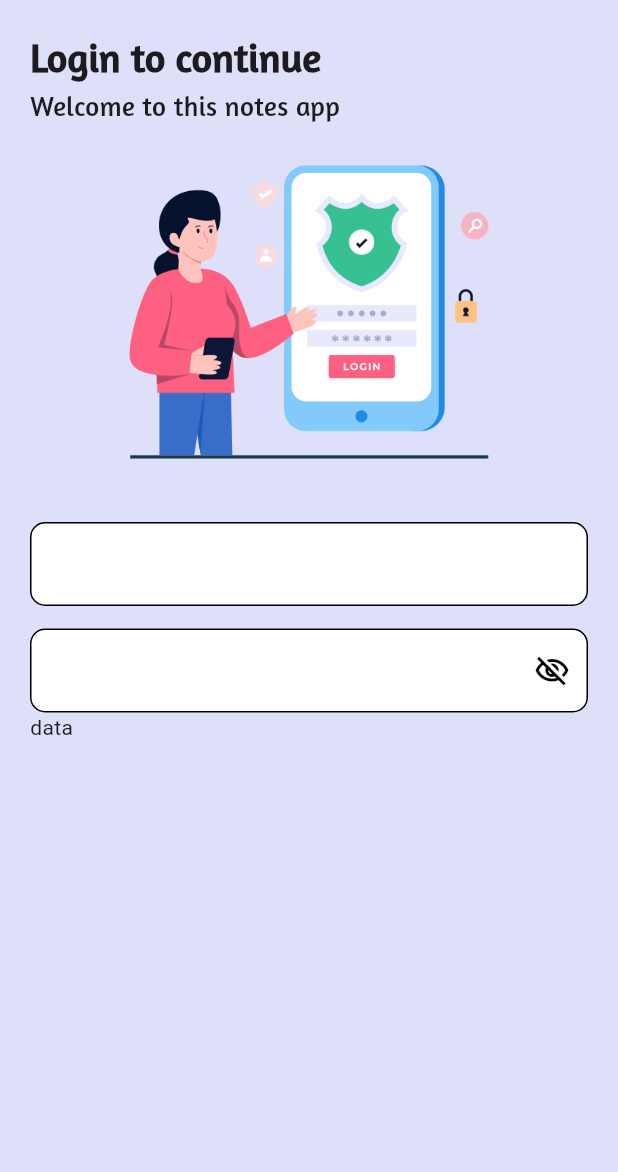
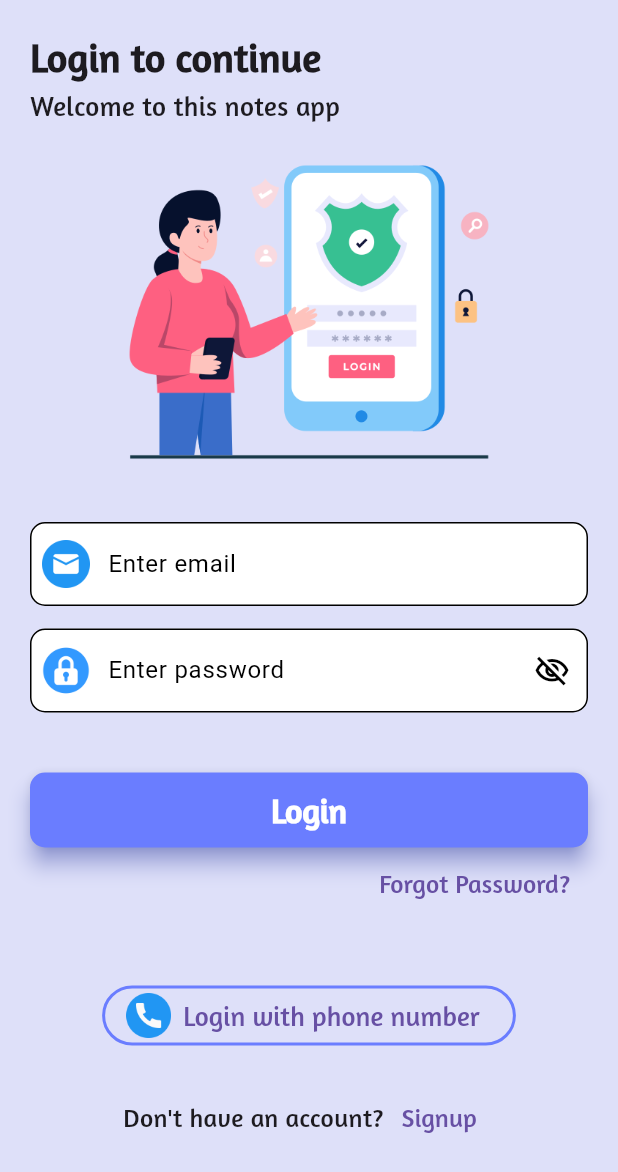
Before and after one commit to alhasann351/noteapp_firebase, a Flutter app: the screen it shows after launch, on a phone screen of 412 x 824 dp. Shown: the top 1172 px of the screen. Run offline on Flutter 3.47's test engine with Material 3 defaults, Android fonts, the phone set to English and light mode, and no system bars; our stand-ins replace firebase_core, get, loading_animation_widget, lottie, shared_preferences; accounts and stored records are empty.

Commit message:
login-screen-design

```diff
--- a/lib/resources/assets/image_icon_assets.dart
+++ b/lib/resources/assets/image_icon_assets.dart
@@ -5,4 +5,7 @@ class ImageIconAssets{
   static const String popupMenuIcon = 'assets/icons/popup_menu_icon.png';
   static const String addNotesIcon = 'assets/icons/add_notes.png';
   static const String loginImage = 'assets/images/login.png';
+  static const String phoneIcon = 'assets/icons/phone_icon.png';
+  static const String emailIcon = 'assets/icons/mail.png';
+  static const String passwordIcon = 'assets/icons/password_icon.png';
 }
--- a/lib/resources/components/rounded_button.dart
+++ b/lib/resources/components/rounded_button.dart
@@ -29,7 +29,7 @@ class RoundedButton extends StatelessWidget {
         shape: RoundedRectangleBorder(
           borderRadius: BorderRadius.circular(10),
         ),
-        elevation: 10,
+        elevation: 6,
       ),
       child: loading ? const LoadingAnimation() : Text(title, style: textStyle,),
     );
--- a/lib/resources/strings/app_stings.dart
+++ b/lib/resources/strings/app_stings.dart
@@ -3,4 +3,9 @@ class AppStrings{
   static const String loginSubtitle = 'Welcome to this notes app';
   static const String emailHintText = 'Enter email';
   static const String passwordHintText = 'Enter password';
+  static const String login = 'Login';
+  static const String forgotPass = 'Forgot Password?';
+  static const String haveAccount = "Don't have an account?";
+  static const String signup = 'Signup';
+  static const String loginPhoneNumber = 'Login with phone number';
 }
--- a/lib/resources/themes/themes.dart
+++ b/lib/resources/themes/themes.dart
@@ -21,7 +21,7 @@ class Themes{
     ),
     inputDecorationTheme: const InputDecorationTheme(
       hintStyle: TextStyle(
-        color: AppColors.whiteColor,
+        color: AppColors.blackColor,
       ),
     ),
     scaffoldBackgroundColor: AppColors.primaryLightColor,
--- a/lib/view/login_screen.dart
+++ b/lib/view/login_screen.dart
@@ -3,6 +3,7 @@ import 'package:flutter/material.dart';
 import 'package:flutter/widgets.dart';
 import 'package:noteapp_firebase/resources/assets/image_icon_assets.dart';
 import 'package:noteapp_firebase/resources/colors/app-colors.dart';
+import 'package:noteapp_firebase/resources/components/rounded_button.dart';
 import 'package:noteapp_firebase/resources/fonts/app_font_style.dart';
 import 'package:noteapp_firebase/resources/strings/app_stings.dart';
 
@@ -71,6 +72,10 @@ class _LoginScreenState extends State<LoginScreen> {
                           style: const TextStyle(color: AppColors.blackColor),
                           keyboardType: TextInputType.emailAddress,
                           decoration: InputDecoration(
+                            prefixIcon: Padding(
+                              padding: const EdgeInsets.all(8.0),
+                              child: Image.asset(ImageIconAssets.emailIcon, width: 30,),
+                            ),
                             filled: true,
                             fillColor: Colors.white,
                             hintText: AppStrings.emailHintText,
@@ -91,6 +96,10 @@ class _LoginScreenState extends State<LoginScreen> {
                           keyboardType: TextInputType.text,
                           obscureText: showPassword,
                           decoration: InputDecoration(
+                            prefixIcon: Padding(
+                              padding: const EdgeInsets.all(8.0),
+                              child: Image.asset(ImageIconAssets.passwordIcon, width: 30,),
+                            ),
                             suffixIcon: GestureDetector(
                               onTap: () {
                                 setState(() {
@@ -120,7 +129,80 @@ class _LoginScreenState extends State<LoginScreen> {
                   ),
                 ),
               ),
-              Expanded(child: Text('data')),
+              const SizedBox(
+                height: 40,
+              ),
+              Expanded(
+                child: Column(
+                  children: [
+                    SizedBox(
+                      width: double.infinity,
+                      height: 50,
+                      child: RoundedButton(
+                        title: AppStrings.login,
+                        backgroundColor: AppColors.buttonColor,
+                        textStyle: const TextStyle(
+                          fontSize: 22,
+                          fontWeight: FontWeight.bold,
+                          fontFamily: AppFontStyle.amaranth,
+                          color: AppColors.whiteColor,
+                        ),
+                        onTap: () {},
+                      ),
+                    ),
+                    Align(
+                      alignment: Alignment.bottomRight,
+                      child: TextButton(
+                        onPressed: () {},
+                        child: const Text(
+                          AppStrings.forgotPass,
+                          style: TextStyle(
+                              fontSize: 17, fontFamily: AppFontStyle.amaranth),
+                        ),
+                      ),
+                    ),
+                    const SizedBox(
+                      height: 40,
+                    ),
+                    OutlinedButton.icon(
+                      onPressed: () {},
+                      icon: Image.asset(ImageIconAssets.phoneIcon, width: 30,),
+                      style: OutlinedButton.styleFrom(
+                          side: const BorderSide(
+                              width: 2, color: AppColors.commonColor)),
+                      label: const Text(
+                        AppStrings.loginPhoneNumber,
+                        style: TextStyle(
+                            fontSize: 18, fontFamily: AppFontStyle.amaranth),
+                      ),
+                    ),
+                    const SizedBox(
+                      height: 20,
+                    ),
+                    Row(
+                      mainAxisAlignment: MainAxisAlignment.center,
+                      children: [
+                        const Text(
+                          AppStrings.haveAccount,
+                          style: TextStyle(
+                            fontSize: 17,
+                            fontFamily: AppFontStyle.amaranth,
+                          ),
+                        ),
+                        TextButton(
+                          onPressed: () {},
+                          child: const Text(
+                            AppStrings.signup,
+                            style: TextStyle(
+                                fontSize: 17,
+                                fontFamily: AppFontStyle.amaranth),
+                          ),
+                        )
+                      ],
+                    ),
+                  ],
+                ),
+              ),
             ],
           ),
         ),
```
Also changed, not shown: assets/icons/mail.png (added), assets/icons/password_icon.png (added), assets/icons/phone_icon.png (added).
